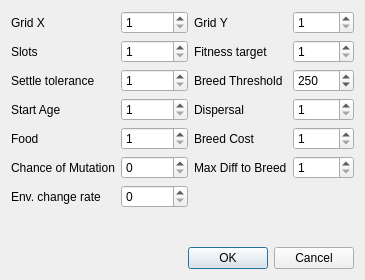
Before: the Qt Designer form dialog.ui in marksutton/EvoSim, drawn with Qt 5.
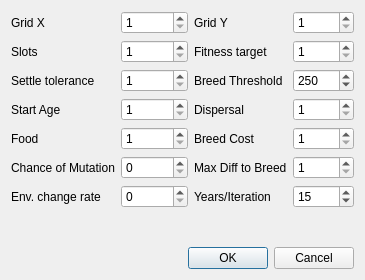
After: the same form once the commit is applied.

Commit message: Iterations per Year

Diff of the .ui file:
```diff
--- a/dialog.ui
+++ b/dialog.ui
@@ -6,7 +6,7 @@
    <rect>
     <x>0</x>
     <y>0</y>
-    <width>318</width>
+    <width>324</width>
     <height>280</height>
    </rect>
   </property>
@@ -249,6 +249,26 @@
        </property>
       </widget>
      </item>
+     <item row="6" column="2">
+      <widget class="QLabel" name="label_14">
+       <property name="text">
+        <string>Years/Iteration</string>
+       </property>
+      </widget>
+     </item>
+     <item row="6" column="3">
+      <widget class="QSpinBox" name="SpinBoxYearsPerIteration">
+       <property name="minimum">
+        <number>1</number>
+       </property>
+       <property name="maximum">
+        <number>99</number>
+       </property>
+       <property name="value">
+        <number>15</number>
+       </property>
+      </widget>
+     </item>
     </layout>
    </item>
    <item>
```
The commit also changes 5 other files.
